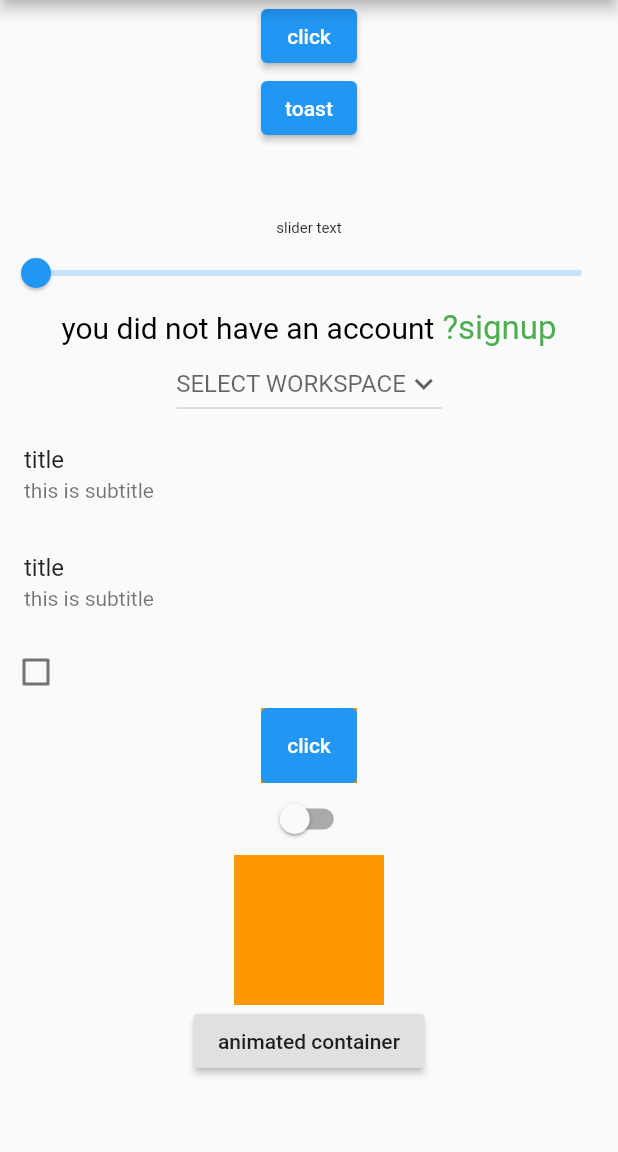
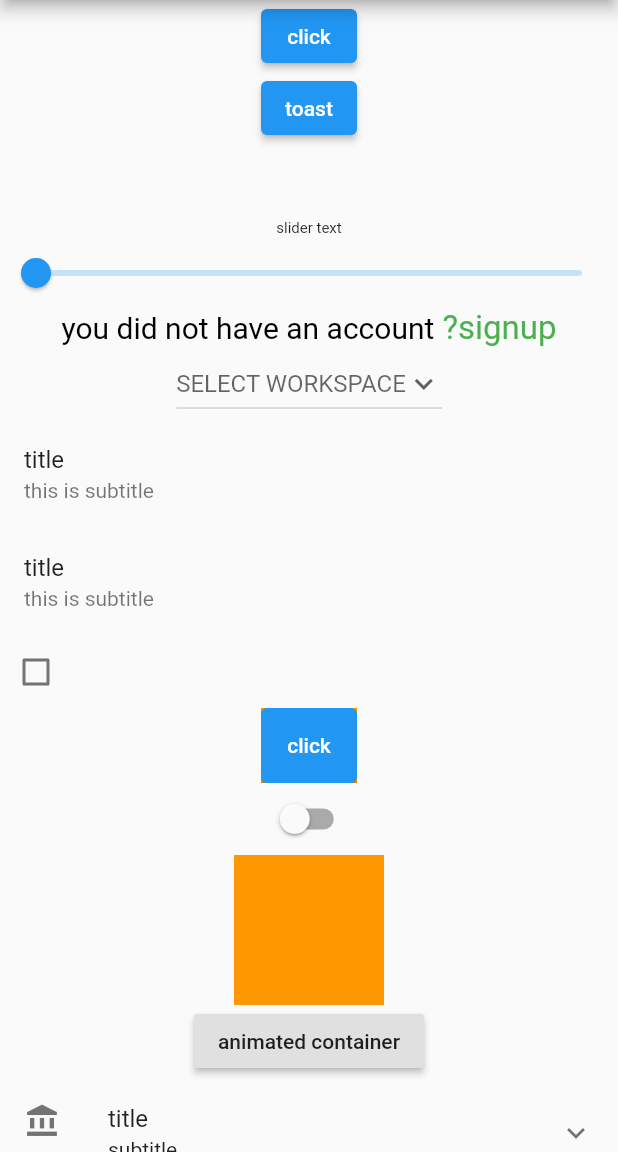
Before and after one commit to sajibsaha4647/Flutter-widgets, a Flutter app: the screen it shows after launch, on a phone screen of 412 x 824 dp, the part 84-1236 px from its top. Run offline on Flutter 3.47's test engine with Material 2 defaults, Android fonts, the phone set to English and light mode, and no system bars; our stand-ins replace fluttertoast.

Commit message:
add tooltip

```diff
--- a/lib/main.dart
+++ b/lib/main.dart
@@ -206,7 +206,18 @@ class _HomePageState extends State<HomePage> {
                       animatedContainer = !animatedContainer;
                     });
                   }),
-
+              ExpansionTile(title: Text("title"),subtitle: Text("subtitle"),leading: Icon(Icons.account_balance),
+              children: [
+                Container(
+                  height: 50,
+                  color: Colors.orange,
+                )
+              ],
+              ),
+              Tooltip(
+                message: "this is icon",
+                child: Icon(Icons.account_balance),
+              ),
 
 
 
```
